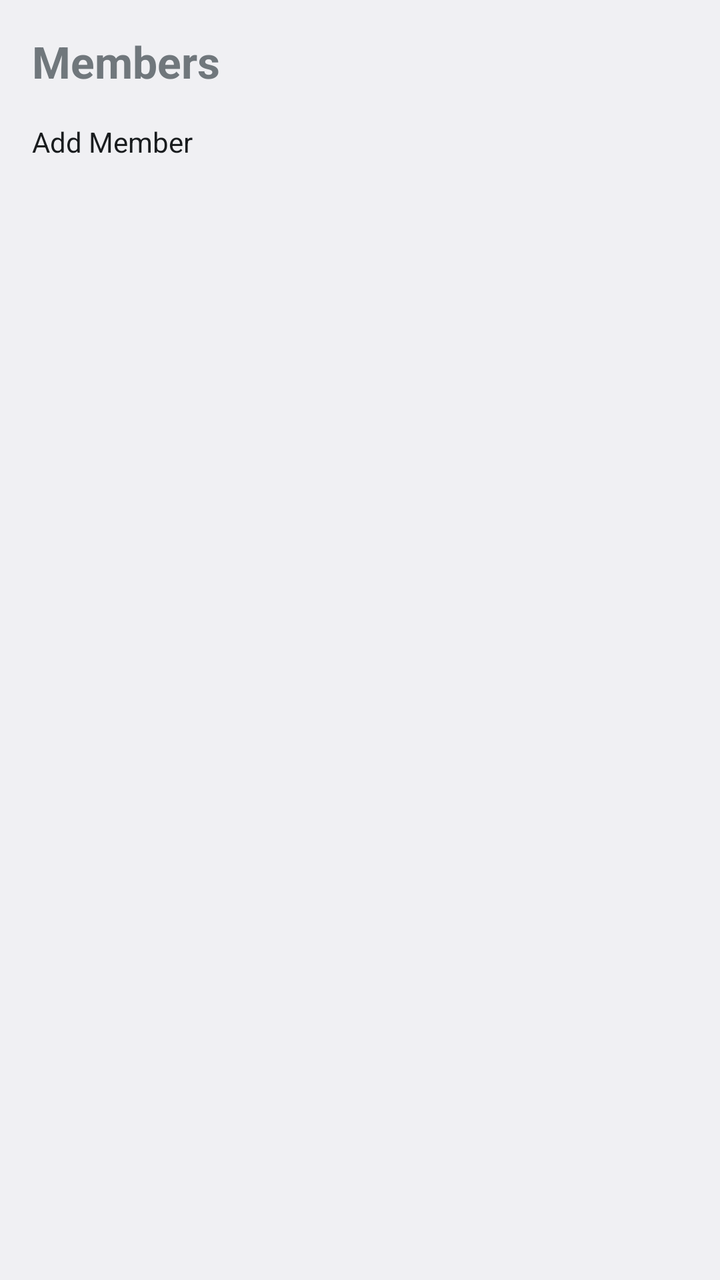
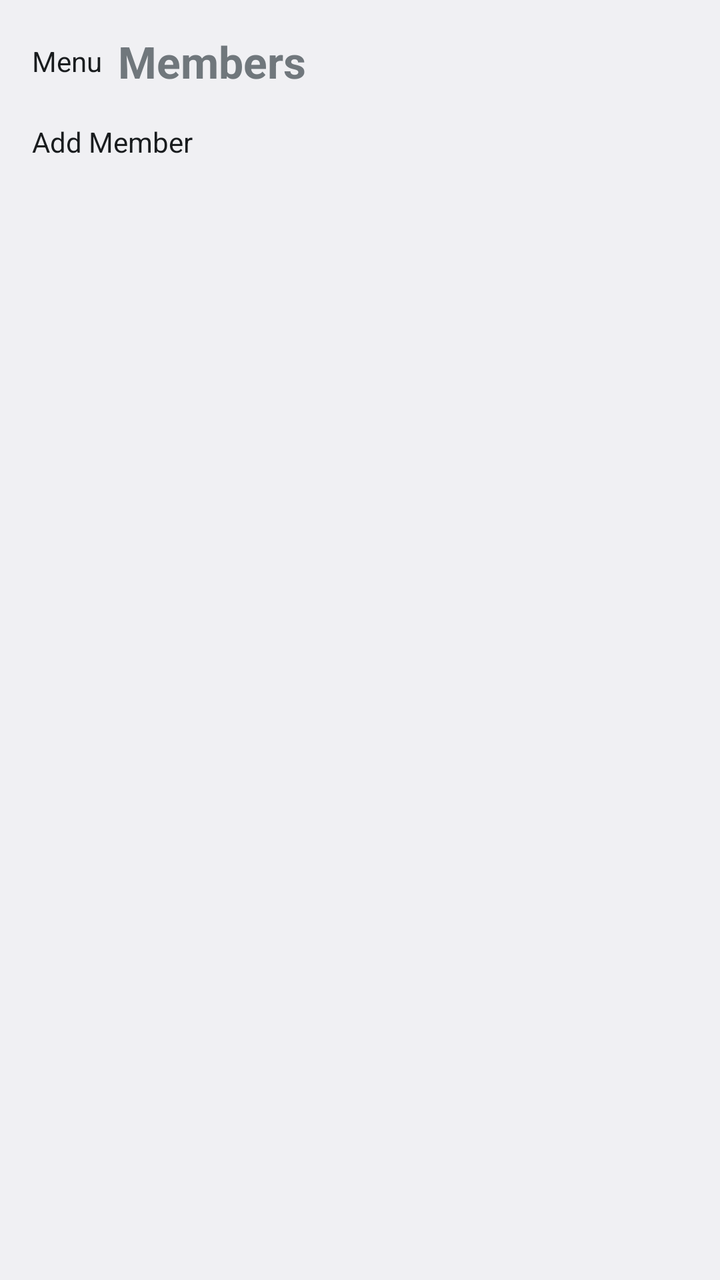

Two renders of the same Android screen: before a commit and after it. Below are the layout's source before the change and the commit's diff.
<!-- AndroidManifest.xml: application theme Theme.JRelay -->
<!-- res/layout/activity_membership.xml -->
<?xml version="1.0" encoding="utf-8"?>
<ScrollView xmlns:android="http://schemas.android.com/apk/res/android"
    android:layout_width="match_parent"
    android:layout_height="match_parent">

    <LinearLayout
        android:layout_width="match_parent"
        android:layout_height="wrap_content"
        android:orientation="vertical"
        android:padding="16dp">

        <TextView
            android:layout_width="match_parent"
            android:layout_height="wrap_content"
            android:text="@string/membership_title"
            android:textSize="22sp"
            android:textStyle="bold"
            android:layout_marginBottom="16dp" />

        <Button
            android:id="@+id/button_add_member"
            android:layout_width="match_parent"
            android:layout_height="wrap_content"
            android:text="@string/add_member_shortcut"
            android:clickable="true"
            android:focusable="true"
            android:layout_marginBottom="16dp" />

        <LinearLayout
            android:id="@+id/container_members"
            android:layout_width="match_parent"
            android:layout_height="wrap_content"
            android:orientation="vertical" />

    </LinearLayout>
</ScrollView>
<!-- resources referenced by this layout -->
<resources>
  <string name="add_member_shortcut">Add Member</string>
  <string name="membership_title">Members</string>
  <style name="Theme.JRelay" parent="android:Theme.DeviceDefault.Light.NoActionBar" />
</resources>

<!-- the commit's change to res/layout/activity_membership.xml (unified diff, before → after) -->
@@ -9,13 +9,30 @@
         android:orientation="vertical"
         android:padding="16dp">
 
-        <TextView
+        <LinearLayout
             android:layout_width="match_parent"
             android:layout_height="wrap_content"
-            android:text="@string/membership_title"
-            android:textSize="22sp"
-            android:textStyle="bold"
-            android:layout_marginBottom="16dp" />
+            android:orientation="horizontal"
+            android:gravity="center_vertical"
+            android:layout_marginBottom="16dp">
+
+            <Button
+                android:id="@+id/button_membership_options"
+                android:layout_width="wrap_content"
+                android:layout_height="wrap_content"
+                android:text="@string/menu_button_label"
+                android:clickable="true"
+                android:focusable="true"
+                android:layout_marginEnd="8dp" />
+
+            <TextView
+                android:layout_width="0dp"
+                android:layout_height="wrap_content"
+                android:layout_weight="1"
+                android:text="@string/membership_title"
+                android:textSize="22sp"
+                android:textStyle="bold" />
+        </LinearLayout>
 
         <Button
             android:id="@+id/button_add_member"
<!-- resource entries referenced after the edit -->
@@ -2,6 +2,7 @@
 <resources>
   <string name="add_member_shortcut">Add Member</string>
   <string name="membership_title">Members</string>
+  <string name="menu_button_label">Menu</string>
   <style name="Theme.JRelay" parent="android:Theme.DeviceDefault.Light.NoActionBar" />
 </resources>
 
